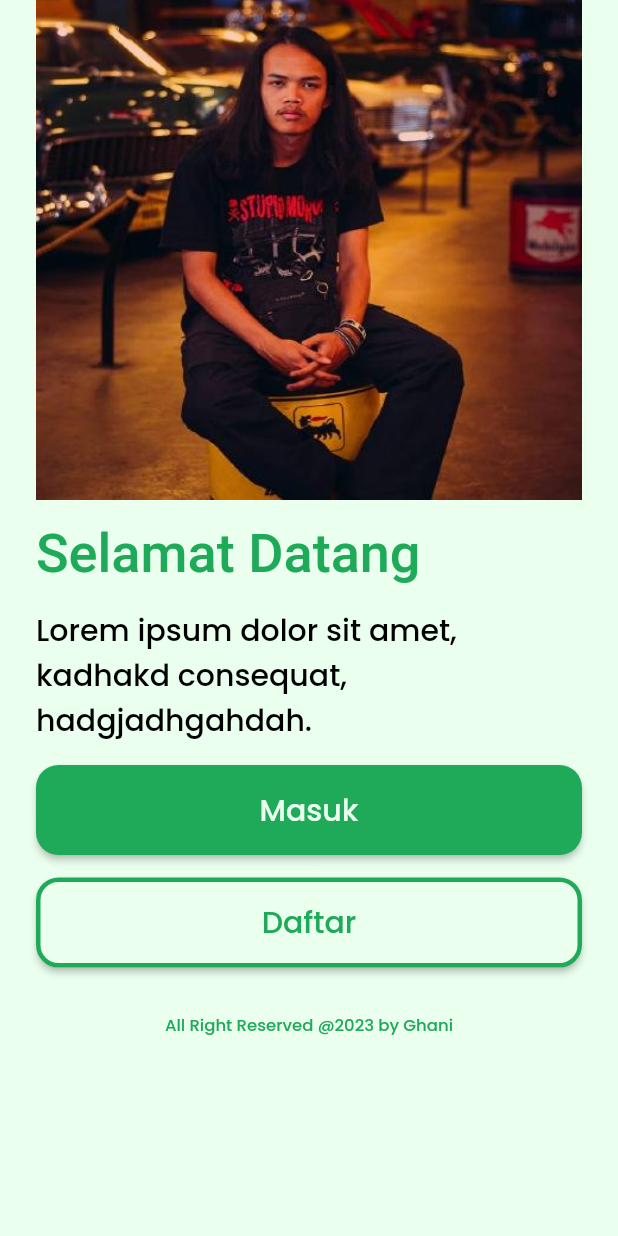
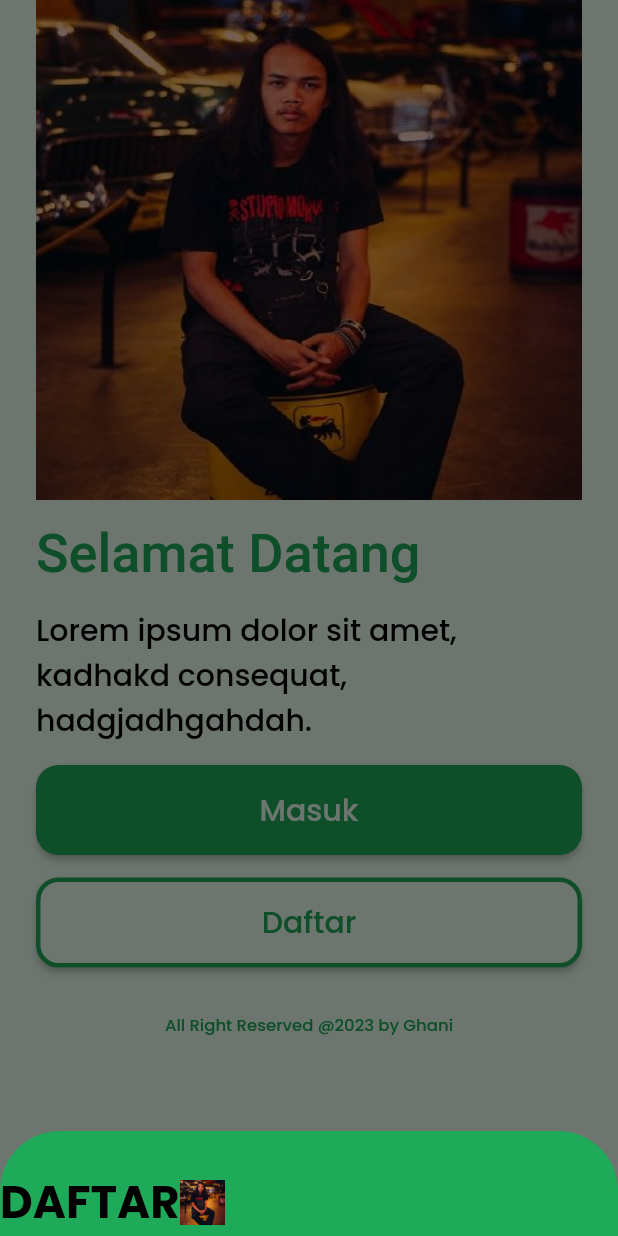
Before and after one commit to raupsss/tugas-akhir-flutter, a Flutter app: the screen it shows after launch, after a tap on "Daftar", on a phone screen of 412 x 824 dp. Run offline on Flutter 3.47's test engine with Material 2 defaults, Android fonts, the phone set to English and light mode, and no system bars; our stand-ins replace go_router, google_fonts.

Commit message:
tugas akhir flutter

```diff
--- a/sales_records_app/lib/main.dart
+++ b/sales_records_app/lib/main.dart
@@ -2,6 +2,7 @@
 
 import 'package:flutter/material.dart';
 import 'package:go_router/go_router.dart';
+import 'package:sales_records_app/views/shared/shared.dart';
 
 import 'views/pages/about_page.dart';
 import 'views/pages/login_page.dart';
@@ -49,6 +50,11 @@ class MyApp extends StatelessWidget {
   Widget build(BuildContext context) {
     return MaterialApp.router(
       debugShowCheckedModeBanner: false,
+      theme: ThemeData(
+        primaryColor: primaryColor,
+        canvasColor: Colors.transparent,
+        // primarySwatch: Colors.cyan,
+      ),
       routeInformationParser: router.routeInformationParser,
       routerDelegate: router.routerDelegate,
       routeInformationProvider: router.routeInformationProvider,
--- a/sales_records_app/lib/views/pages/login_page.dart
+++ b/sales_records_app/lib/views/pages/login_page.dart
@@ -1,4 +1,4 @@
-// ignore_for_file: camel_case_types, prefer_typing_uninitialized_variables, prefer_const_constructors
+// ignore_for_file: camel_case_types, prefer_typing_uninitialized_variables, prefer_const_constructors, prefer_const_literals_to_create_immutables
 
 import 'package:flutter/material.dart';
 import 'package:go_router/go_router.dart';
@@ -69,7 +69,63 @@ class LoginPage extends StatelessWidget {
               width: MediaQuery.of(context).size.width - 2 * defaultMargin,
               child: ElevatedButton(
                 onPressed: () {
-                  context.goNamed("daftar");
+                  // context.goNamed("daftar");
+                  showModalBottomSheet(
+                    context: context,
+                    isScrollControlled: true,
+                    builder: ((context) {
+                      return StatefulBuilder(
+                        builder: (BuildContext context, StateSetter setState) {
+                          return Wrap(
+                            children: [
+                              Container(
+                                color: Colors.transparent,
+                                child: Container(
+                                  decoration: BoxDecoration(
+                                    color: secondaryColor,
+                                    borderRadius: BorderRadius.only(
+                                      topRight: Radius.circular(40),
+                                      topLeft: Radius.circular(40),
+                                    ),
+                                  ),
+                                  child: Column(
+                                    crossAxisAlignment:
+                                        CrossAxisAlignment.start,
+                                    children: [
+                                      SizedBox(
+                                        height: 25,
+                                      ),
+                                      Row(
+                                        children: [
+                                          Column(
+                                            children: [
+                                              Text(
+                                                "DAFTAR",
+                                                style: blackTextStyle.copyWith(
+                                                  fontSize: 30,
+                                                  color: blackColor,
+                                                  fontWeight: FontWeight.bold,
+                                                ),
+                                              ),
+                                            ],
+                                          ),
+                                          Image.asset(
+                                            "assets/images/myPict.jpg",
+                                            height: 30,
+                                            width: 30,
+                                          ),
+                                        ],
+                                      )
+                                    ],
+                                  ),
+                                ),
+                              )
+                            ],
+                          );
+                        },
+                      );
+                    }),
+                  );
                 },
                 style: ElevatedButton.styleFrom(
                   backgroundColor: primaryColor,
```
